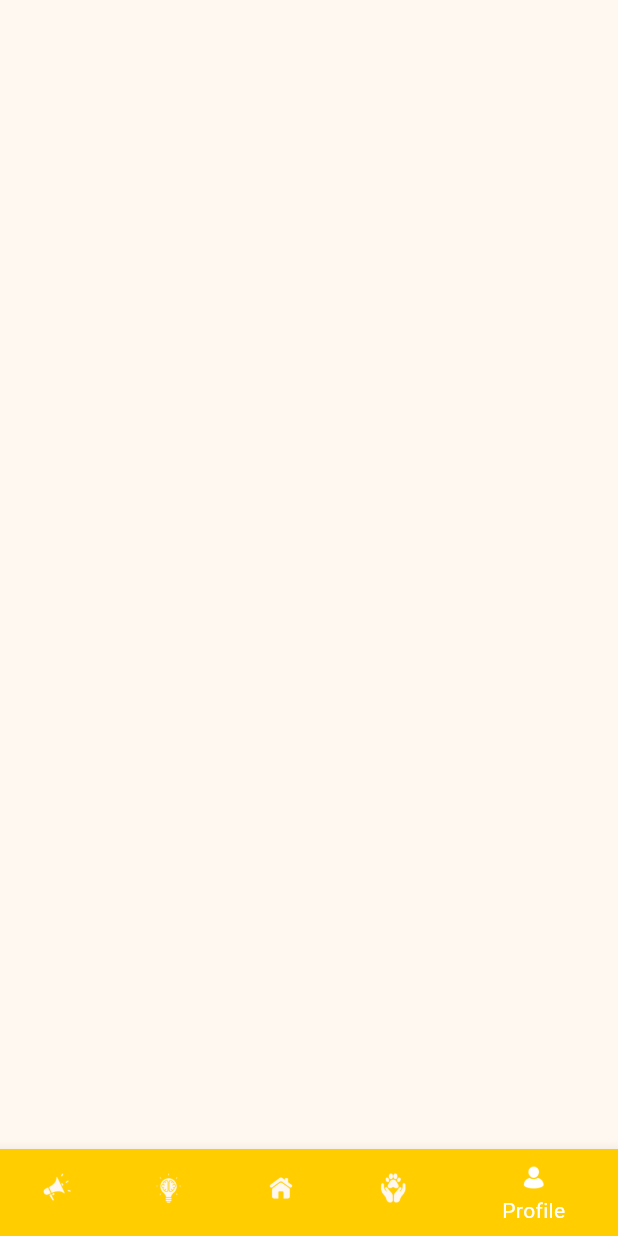
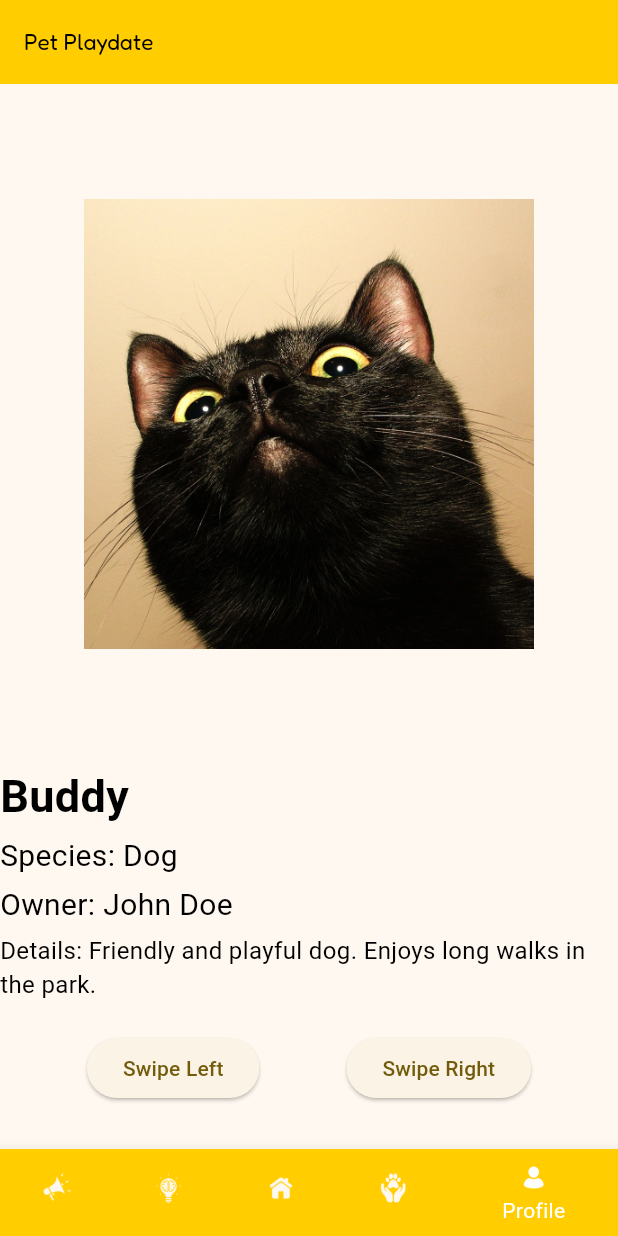
Before and after one commit to mridularaul/pawsome, a Flutter app: the BottomNavBar screen opened directly, item 5 of the bottom bar chosen, on a phone screen of 412 x 824 dp. Run offline on Flutter 3.47's test engine with Material 3 defaults, Android fonts, the phone set to English and light mode, and no system bars; our stand-ins replace cloud_firestore, firebase_auth, firebase_core, get, table_calendar; accounts and stored records are empty.

Commit message:
playdate

```diff
--- a/lib/screens/profileScreen.dart
+++ b/lib/screens/profileScreen.dart
@@ -1,155 +1,147 @@
-// import 'package:flutter/material.dart';
-// import 'package:pawfect/database/database.dart';
+import 'package:flutter/material.dart';
+import 'package:pawfect/utils/constants.dart';
+class Pet {
+  final String name;
+  final String species;
+  final String imageUrl;
+  final String owner;
+  final String details;
 
-// class Pet {
-//   final String name;
-//   final String species;
-//   final String imageUrl;
-//   final String owner;
-//   final String details;
+  Pet({required this.name, required this.species, required this.imageUrl, required this.owner, required this.details});
+}
 
-//   Pet({
-//     required this.name,
-//     required this.species,
-//     required this.imageUrl,
-//     required this.owner,
-//     required this.details,
-//   });
-// }
+class PetPlaydateScreen extends StatefulWidget {
+  @override
+  _PetPlaydateScreenState createState() => _PetPlaydateScreenState();
+}
 
-// class PetPlaydateScreen extends StatefulWidget {
-//   @override
-//   _PetPlaydateScreenState createState() => _PetPlaydateScreenState();
-// }
+class _PetPlaydateScreenState extends State<PetPlaydateScreen> {
+  List<Pet> pets = [
+    Pet(
+      name: 'Buddy',
+      species: 'Dog',
+      imageUrl: 'assets/images/Buggs.png',
+      owner: 'John Doe',
+      details: 'Friendly and playful dog. Enjoys long walks in the park.',
+    ),
+    Pet(
+      name: 'Whiskers',
+      species: 'Cat',
+      imageUrl: 'assets/images/Bunny.png',
+      owner: 'Jane Smith',
+      details: 'Independent and affectionate cat. Loves to nap in the sun.',
+    ),
+    Pet(
+      name: 'Nemo',
+      species: 'Fish',
+      imageUrl: 'assets/images/Cinnamon.png',
+      owner: 'Alice Johnson',
+      details: 'Colorful and lively fish. Requires a well-maintained aquarium.',
+    ),
+    // Add more pets as needed
+  ];
 
-// class _PetPlaydateScreenState extends State<PetPlaydateScreen> {
-//   List<Pet> pets = [];
+  int currentIndex = 0;
 
-//   int currentIndex = 0;
+  void _swipeLeft() {
+    setState(() {
+      currentIndex = (currentIndex + 1) % pets.length;
+      if (currentIndex < 0) {
+        currentIndex = pets.length - 1;
+      }
+    });
+  }
 
-//   @override
-//   void initState() {
-//     super.initState();
-//     // Fetch pet data from database when the widget initializes
-//     fetchPetData();
-//   }
+  void _swipeRight() {
+    setState(() {
+      currentIndex = (currentIndex + 1) % pets.length;
+    });
 
-//   void fetchPetData() async {
-//     // Assuming fetchPetData() returns a list of pets with required fields
-//     List<Pet> fetchedPets = await Database.fetchPetData();
-//     setState(() {
-//       pets = fetchedPets;
-//     });
-//   }
+    // Simulate sending a notification to the owner when swiping right
+    _sendNotificationToOwner(pets[currentIndex].owner);
+  }
 
-//   void _swipeLeft() {
-//     setState(() {
-//       currentIndex = (currentIndex + 1) % pets.length;
-//       if (currentIndex < 0) {
-//         currentIndex = pets.length - 1;
-//       }
-//     });
-//   }
+  void _sendNotificationToOwner(String owner) {
+    // Implement the logic to send a notification to the owner here
+    print('Notification sent to $owner');
+  }
 
-//   void _swipeRight() {
-//     setState(() {
-//       currentIndex = (currentIndex + 1) % pets.length;
-//     });
-
-//     _sendNotificationToOwner(pets[currentIndex].owner);
-//   }
-
-//   void _sendNotificationToOwner(String owner) {
-//     // Implement the logic to send a notification to the owner here
-//     print('Notification sent to $owner');
-//   }
-
-//   @override
-//   Widget build(BuildContext context) {
-//     return Scaffold(
-//       appBar: AppBar(
-//         title: Text('Pet Playdate'),
-//       ),
-//       body: Center(
-//         child: pets.isEmpty
-//             ? CircularProgressIndicator() // Show loading indicator if pets data is being fetched
-//             : Column(
-//                 mainAxisAlignment: MainAxisAlignment.center,
-//                 children: [
-//                   Expanded(
-//                     child: Stack(
-//                       alignment: Alignment.center,
-//                       children: [
-//                         Container(
-//                           height: 300,
-//                           width: 300,
-//                           decoration: BoxDecoration(
-//                             borderRadius: BorderRadius.circular(20),
-//                           ),
-//                           child: Image.network(pets[currentIndex].imageUrl),
-//                         ),
-//                         Positioned(
-//                           bottom: 20,
-//                           left: 20,
-//                           right: 20,
-//                           child: Column(
-//                             crossAxisAlignment: CrossAxisAlignment.start,
-//                             children: [
-//                               Text(
-//                                 pets[currentIndex].name,
-//                                 style: TextStyle(
-//                                   fontSize: 24,
-//                                   fontWeight: FontWeight.bold,
-//                                   color: Colors.white,
-//                                 ),
-//                               ),
-//                               SizedBox(height: 4),
-//                               Text(
-//                                 'Species: ${pets[currentIndex].species}',
-//                                 style: TextStyle(
-//                                   fontSize: 16,
-//                                   color: Colors.black,
-//                                 ),
-//                               ),
-//                               SizedBox(height: 4),
-//                               Text(
-//                                 'Owner: ${pets[currentIndex].owner}',
-//                                 style: TextStyle(
-//                                   fontSize: 16,
-//                                   color: Colors.black,
-//                                 ),
-//                               ),
-//                               SizedBox(height: 4),
-//                               Text(
-//                                 'Details: ${pets[currentIndex].details}',
-//                                 style: TextStyle(
-//                                   fontSize: 16,
-//                                   color: Colors.black,
-//                                 ),
-//                               ),
-//                             ],
-//                           ),
-//                         ),
-//                       ],
-//                     ),
-//                   ),
-//                   SizedBox(height: 20),
-//                   Row(
-//                     mainAxisAlignment: MainAxisAlignment.spaceEvenly,
-//                     children: [
-//                       ElevatedButton(
-//                         onPressed: _swipeLeft,
-//                         child: Text('Swipe Left'),
-//                       ),
-//                       ElevatedButton(
-//                         onPressed: _swipeRight,
-//                         child: Text('Swipe Right'),
-//                       ),
-//                     ],
-//                   ),
-//                 ],
-//               ),
-//       ),
-//     );
-//   }
-// }
+  @override
+  Widget build(BuildContext context) {
+    return Scaffold(
+      appBar: AppBar(
+        title: Text('Pet Playdate', style: kText,),
+        backgroundColor: yellow,
+      ),
+      body: Center(
+        child: Column(
+          mainAxisAlignment: MainAxisAlignment.center,
+          children: [
+            Expanded(
+              child: Container(
+                    height: 300,
+                    width: 300,
+                    decoration: BoxDecoration(
+                      borderRadius: BorderRadius.circular(20),
+                    ),
+                    child: Image.asset(pets[currentIndex].imageUrl),
+                  ),
+            ),
+            Column(
+                    crossAxisAlignment: CrossAxisAlignment.start,
+                    children: [
+                      Text(
+                        pets[currentIndex].name,
+                        style: TextStyle(
+                          fontSize: 30,
+                          fontWeight: FontWeight.bold,
+                          color: Colors.black,
+                        ),
+                      ),
+                      SizedBox(height: 4),
+                      Text(
+                        'Species: ${pets[currentIndex].species}',
+                        style: TextStyle(
+                          fontSize: 20,
+                          color: Colors.black,
+                        ),
+                      ),
+                      SizedBox(height: 4),
+                      Text(
+                        'Owner: ${pets[currentIndex].owner}',
+                        style: TextStyle(
+                          fontSize: 20,
+                          color: Colors.black,
+                        ),
+                      ),
+                      SizedBox(height: 4),
+                      Text(
+                        'Details: ${pets[currentIndex].details}',
+                        style: TextStyle(
+                          fontSize: 16,
+                          color: Colors.black,
+                        ),
+                      ),
+                    ],
+                  ),
+            SizedBox(height: 20),
+            Row(
+              mainAxisAlignment: MainAxisAlignment.spaceEvenly,
+              children: [
+                ElevatedButton(
+                  onPressed: _swipeLeft,
+                  child: Text('Swipe Left'),
+                ),
+                ElevatedButton(
+                  onPressed: _swipeRight,
+                  child: Text('Swipe Right'),
+                ),
+              ],
+            ),
+            SizedBox(height: 30,)
+          ],
+        ),
+      ),
+    );
+  }
+}
--- a/lib/utils/bottomNavBar.dart
+++ b/lib/utils/bottomNavBar.dart
@@ -28,7 +28,7 @@ class BottomNavBar extends StatelessWidget{
                       petcareScreen(),
                       homeScreen(),
                       adoptionScreen(),
-                      //PetPlaydateScreen(),
+                      PetPlaydateScreen(),
                     ],
                   ),
 
```
Also changed, not shown: lib/database/database.dart (+4 -3 lines), assets/images/Buggs.png (added), assets/images/Bunny.png (added), assets/images/Cinnamon.png (added), assets/images/Fizz.png (added).
